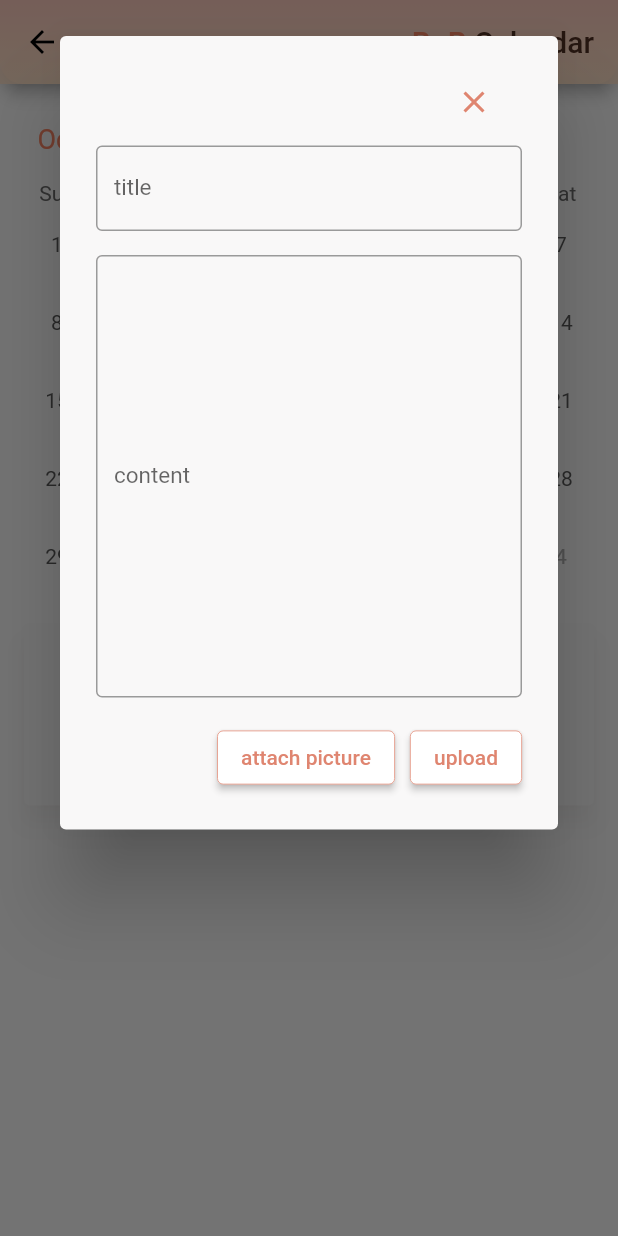
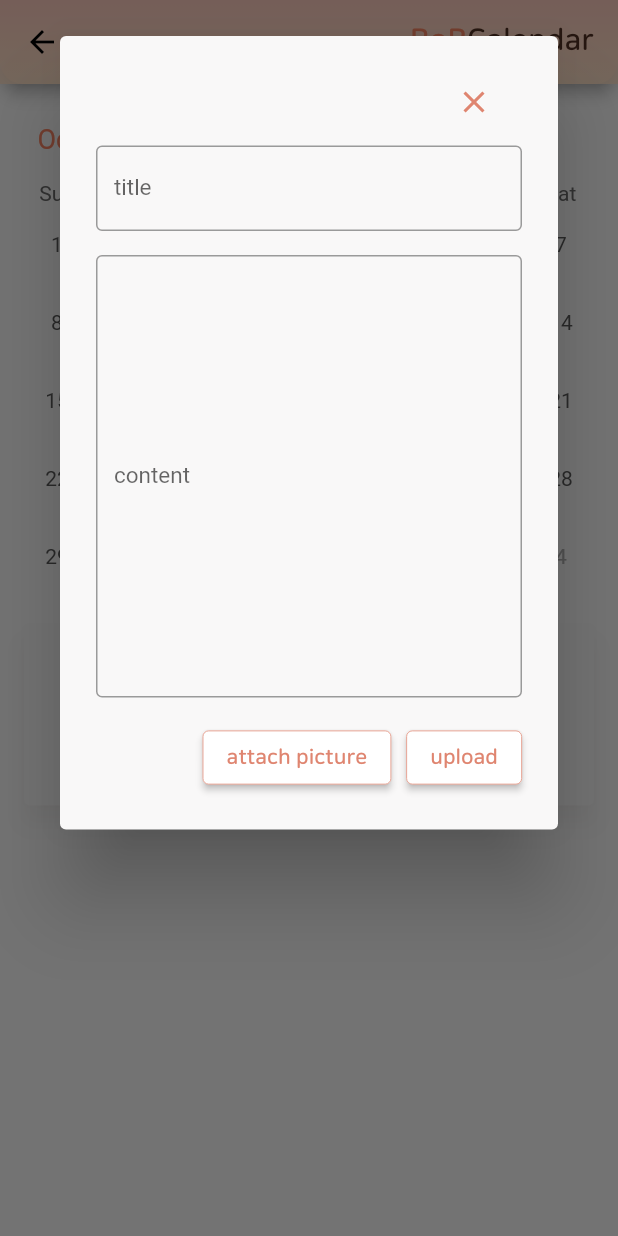
Before and after one commit to LSTM2023/BoB-AppPart, a Flutter app: the MainDiary screen opened directly, after a tap on the "add" icon, on a phone screen of 412 x 824 dp. Run offline on Flutter 3.47's test engine with Material 2 defaults, Android fonts, the light colour scheme and no system bars; drawn by our look-alikes of table_calendar; our stand-ins replace badges, carousel_slider, dio, dropdown_textfield, easy_localization, firebase_core and 11 more; missing offline and left inert: flutter_naver_login, flutter_vlc_player, horizontal_picker, jwt_decode, multi_masked_formatter, omni_datetime_picker and 2 more; accounts and stored records are empty; Roboto replaces fonts that are missing (omew).

Commit message:
:recycle: text refactoring

```diff
--- a/BoB/lib/screens/main_3_diary.dart
+++ b/BoB/lib/screens/main_3_diary.dart
@@ -48,12 +48,8 @@ class MainDiaryState extends State<MainDiary> {
             child: Row(
               mainAxisAlignment: MainAxisAlignment.end,
               children: [
-                Text('BoB '.tr,
-                    style: const TextStyle(
-                        color: Color(0xFFFB8665), fontSize: 20)),
-                Text('Calendar'.tr,
-                    style: const TextStyle(
-                        color: Color(0xFF512F22), fontSize: 20)),
+                label('BoB'.tr, 'bold', 20, 'primary'),
+                label('Calendar'.tr, 'bold', 20, 'base100'),
               ],
             ),
           ),
@@ -197,17 +193,9 @@ class MainDiaryState extends State<MainDiary> {
                           children: [
                             Row(
                               children: [
-                                Text(snapshot.data!.title,
-                                    style: const TextStyle(
-                                        color: Color(0xFF512F22),
-                                        fontSize: 16)),
+                                label(snapshot.data!.title, 'bold', 16, 'base100'),
                                 Expanded(
-                                  child: Text(
-                                    snapshot.data!.date,
-                                    style: const TextStyle(
-                                        color: Color(0x99512F22), fontSize: 14),
-                                    textAlign: TextAlign.right,
-                                  ),
+                                  child: label(snapshot.data!.date, 'bold', 14, 'base60'),
                                 ),
                               ],
                             ),
@@ -226,11 +214,7 @@ class MainDiaryState extends State<MainDiary> {
                               height: 10,
                               width: double.infinity,
                             ),
-                            Text(snapshot.data!.content,
-                                style: const TextStyle(
-                                  fontSize: 14,
-                                  color: Color(0xFF512F22),
-                                )),
+                            label(snapshot.data!.content, 'bold', 14, 'base100'),
                             Row(
                               mainAxisAlignment: MainAxisAlignment.end,
                               children: [
@@ -263,9 +247,8 @@ class MainDiaryState extends State<MainDiary> {
                                           color: Color(0xffdf8570),
                                           width: 0.5,
                                         )),
-                                    child: Text('modify'.tr,
-                                        style: const TextStyle(
-                                            color: Color(0xffdf8570)))),
+                                    child: label('modify'.tr, 'bold', 14, 'calendar')
+                                ),
                                 const SizedBox(width: 10),
                                 ElevatedButton(
                                     onPressed: () {
@@ -289,10 +272,8 @@ class MainDiaryState extends State<MainDiary> {
                                                       onPressed: () =>
                                                           Navigator.of(context)
                                                               .pop(),
-                                                      child: Text('cancel'.tr,
-                                                          style: const TextStyle(
-                                                              color: Color(
-                                                                  0xffdf8570)))),
+                                                      child: label('cancel'.tr, 'bold', 14, 'calendar')
+                                                  ),
                                                   ElevatedButton(
                                                       style: ElevatedButton
                                                           .styleFrom(
@@ -314,10 +295,8 @@ class MainDiaryState extends State<MainDiary> {
                                                         Navigator.of(context)
                                                             .pop();
                                                       }),
-                                                      child: Text('delete'.tr,
-                                                          style: const TextStyle(
-                                                              color: Color(
-                                                                  0xffdf8570)))),
+                                                      child: label('delete'.tr, 'bold', 14, 'calendar')
+                                                  ),
                                                 ],
                                               ));
                                     },
@@ -327,9 +306,8 @@ class MainDiaryState extends State<MainDiary> {
                                           color: Color(0xffdf8570),
                                           width: 0.5,
                                         )),
-                                    child: Text('delete'.tr,
-                                        style: const TextStyle(
-                                            color: Color(0xffdf8570)))),
+                                    child: label('delete'.tr, 'bold', 14, 'calendar')
+                                ),
                               ],
                             ),
                           ])),
@@ -434,9 +412,8 @@ class MainDiaryState extends State<MainDiary> {
                         color: Color(0xffdf8570),
                         width: 0.5,
                       )),
-                  child: Text(
-                      image != null ? 'change_image'.tr : 'put_image'.tr,
-                      style: const TextStyle(color: Color(0xffdf8570)))),
+                  child: label(image != null ? 'change_image'.tr : 'put_image'.tr, 'bold', 14, 'calendar')
+              ),
               const SizedBox(width: 10),
               ElevatedButton(
                   onPressed: () {
@@ -459,7 +436,7 @@ class MainDiaryState extends State<MainDiary> {
                       _formKey.currentState?.reset();
                       Navigator.of(context).pop();
                       ScaffoldMessenger.of(context).showSnackBar(
-                        SnackBar(content: Text('modified'.tr)),
+                        SnackBar(content: label('modified'.tr, 'bold', 14, 'white')),
                       );
                     }
                   },
@@ -469,8 +446,8 @@ class MainDiaryState extends State<MainDiary> {
                         color: Color(0xffdf8570),
                         width: 0.5,
                       )),
-                  child: Text(diary?.title != null ? 'modify'.tr : 'upload'.tr,
-                      style: const TextStyle(color: Color(0xffdf8570)))),
+                  child: label(diary?.title != null ? 'modify'.tr : 'upload'.tr, 'bold', 14, 'calendar')
+              ),
             ],
           ),
         ]);
--- a/BoB/lib/widgets/form.dart
+++ b/BoB/lib/widgets/form.dart
@@ -24,6 +24,7 @@ Map<String, Color> str2color = {
   'babyFood' : const Color(0xfffF9B58),
   'diaper' : const Color(0xff50BC58),
   'sleep' : const Color(0xff5086BC),
+  'calendar' : const Color(0xffdf8570),
 };
 //
 
```
Also changed, not shown: BoB/lib/screens/main_2_cctv.dart (+4 -4 lines), BoB/pubspec.lock.
